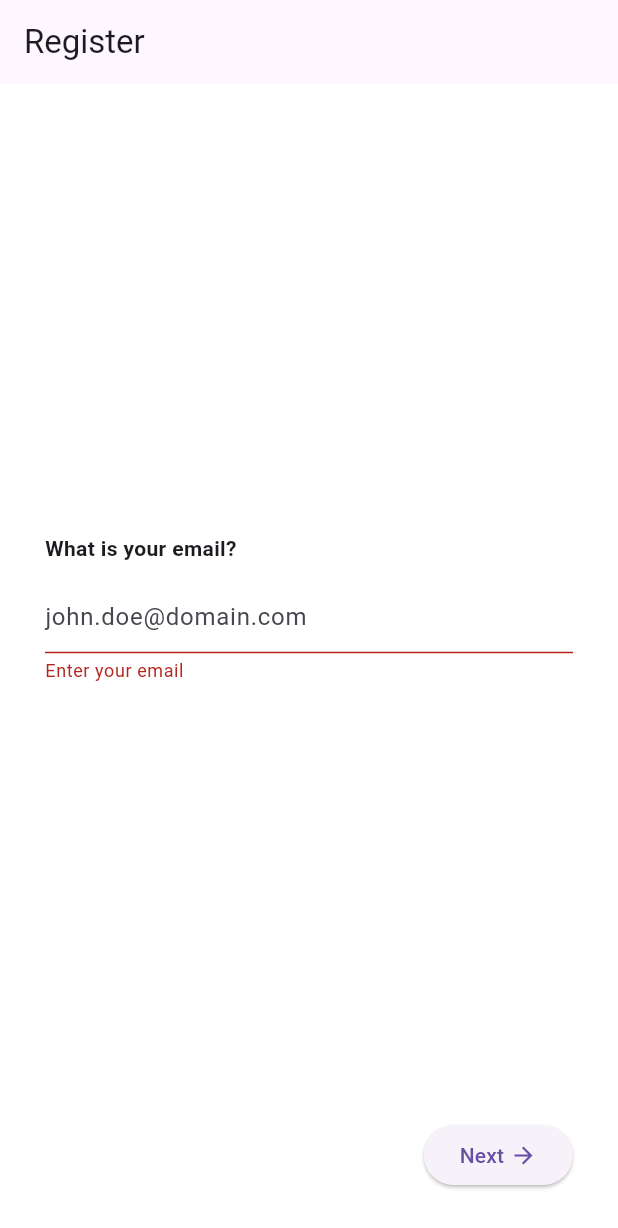
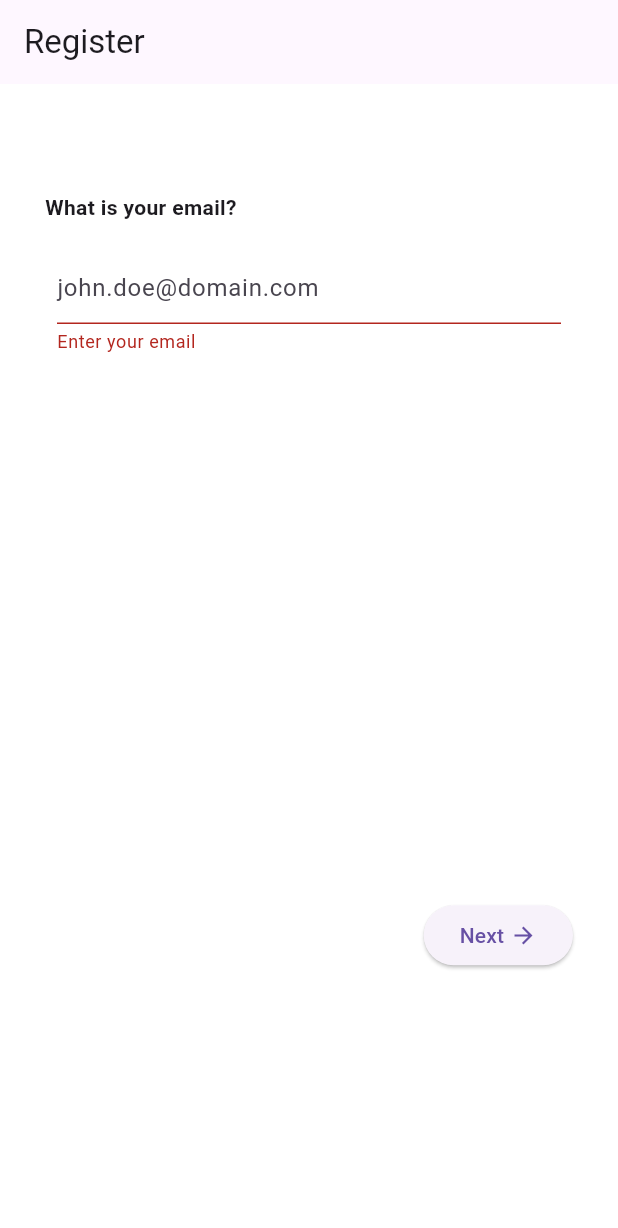
Before and after one commit to Iconica-Development/flutter_registration, a Flutter app: the screen it shows after launch, after a tap on "Next", on a phone screen of 412 x 824 dp. Shown: the top 1228 px of the screen. Run offline on Flutter 3.47's test engine with Material 3 defaults, Android fonts, the phone set to English and light mode, and no system bars.

```diff
--- a/lib/src/auth_screen.dart
+++ b/lib/src/auth_screen.dart
@@ -19,6 +19,8 @@ class AuthScreen extends StatefulWidget {
     this.customBackgroundColor,
     this.nextButtonBuilder,
     this.previousButtonBuilder,
+    this.titleWidget,
+    this.loginButton,
     super.key,
   }) : assert(steps.length > 0, 'At least one step is required');
 
@@ -35,6 +37,8 @@ class AuthScreen extends StatefulWidget {
   final Color? customBackgroundColor;
   final Widget Function(Future<void> Function(), String)? nextButtonBuilder;
   final Widget? Function(VoidCallback, String)? previousButtonBuilder;
+  final Widget? titleWidget;
+  final Widget? loginButton;
 
   @override
   State<AuthScreen> createState() => _AuthScreenState();
@@ -114,10 +118,12 @@ class _AuthScreenState extends State<AuthScreen> {
           children: <Widget>[
             for (AuthStep step in widget.steps)
               Column(
-                mainAxisAlignment: MainAxisAlignment.spaceBetween,
+                // mainAxisAlignment: MainAxisAlignment.spaceBetween,
                 children: [
+                  // Text(widget.title),
+                  if (widget.titleWidget != null) widget.titleWidget!,
+                  const SizedBox(height: 40),
                   Flexible(
-                    child: Center(
                     child: ListView(
                       physics: const ClampingScrollPhysics(),
                       shrinkWrap: true,
@@ -141,11 +147,11 @@ class _AuthScreenState extends State<AuthScreen> {
                       ],
                     ),
                   ),
-                  ),
+                  const Spacer(),
                   Padding(
                     padding: const EdgeInsets.only(
                       top: 15.0,
-                      bottom: 30.0,
+                      // bottom: 30.0,
                       left: 30.0,
                       right: 30.0,
                     ),
@@ -209,7 +215,12 @@ class _AuthScreenState extends State<AuthScreen> {
                             ),
                       ],
                     ),
-                  )
+                  ),
+                  if (widget.loginButton != null)
+                    Padding(
+                      padding: const EdgeInsets.all(8.0),
+                      child: widget.loginButton!,
+                    ),
                 ],
               ),
           ],
--- a/lib/src/config/registration_options.dart
+++ b/lib/src/config/registration_options.dart
@@ -18,6 +18,8 @@ class RegistrationOptions {
     this.nextButtonBuilder,
     this.previousButtonBuilder,
     this.backgroundColor,
+    this.titleWidget,
+    this.loginButton,
   });
 
   final RegistrationTranslations registrationTranslations;
@@ -31,6 +33,8 @@ class RegistrationOptions {
   final Widget? Function(VoidCallback onPressed, String label)?
       previousButtonBuilder;
   final Color? backgroundColor;
+  Widget? titleWidget;
+  Widget? loginButton;
 
   static List<AuthStep> getDefaultSteps({
     TextEditingController? emailController,
--- a/lib/src/model/auth_text_field.dart
+++ b/lib/src/model/auth_text_field.dart
@@ -57,7 +57,9 @@ class AuthTextField extends AuthField {
       }
     }
 
-    return TextFormField(
+    return Padding(
+      padding: const EdgeInsets.all(8.0),
+      child: TextFormField(
         style: textStyle,
         decoration: textFieldDecoration ??
             InputDecoration(
@@ -81,6 +83,7 @@ class AuthTextField extends AuthField {
 
           return null;
         },
+      ),
     );
   }
 }
--- a/lib/src/registration_screen.dart
+++ b/lib/src/registration_screen.dart
@@ -53,6 +53,8 @@ class RegistrationScreen extends StatelessWidget {
       nextButtonBuilder: registrationOptions.nextButtonBuilder,
       previousButtonBuilder: registrationOptions.previousButtonBuilder,
       customBackgroundColor: registrationOptions.backgroundColor,
+      titleWidget: registrationOptions.titleWidget,
+      loginButton: registrationOptions.loginButton,
     );
   }
 }
```
Lines whose indentation alone changed are shown as unchanged.
